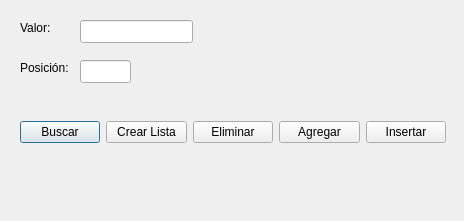
Above: T7/T7Cursores.ui from Raimmaster/Tareas-Estructura before the change. Below: the same form after it.
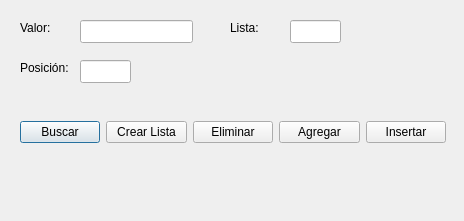
That is the form after the change.

Commit message: Culminación de todos los métodos en sus respectivos botones

What changed in the file:
```diff
--- a/T7/T7Cursores.ui
+++ b/T7/T7Cursores.ui
@@ -72,6 +72,29 @@
     <string/>
    </property>
   </widget>
+  <widget class="QLabel" name="label_3">
+   <property name="geometry">
+    <rect>
+     <x>230</x>
+     <y>20</y>
+     <width>57</width>
+     <height>15</height>
+    </rect>
+   </property>
+   <property name="text">
+    <string>Lista:</string>
+   </property>
+  </widget>
+  <widget class="QLineEdit" name="tLista">
+   <property name="geometry">
+    <rect>
+     <x>290</x>
+     <y>20</y>
+     <width>51</width>
+     <height>23</height>
+    </rect>
+   </property>
+  </widget>
   <widget class="QWidget" name="">
    <property name="geometry">
     <rect>
```
The commit also changes 2 other files.
